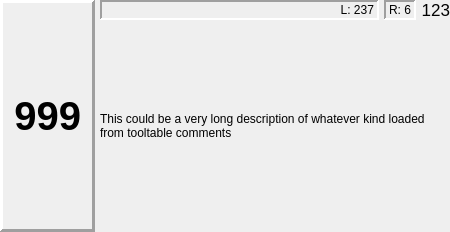
DjangoReinhard/FalconView, file src/UI/ToolInfo.ui: the form before one commit.
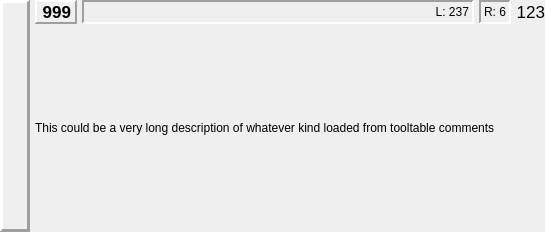
The form after the commit. Icons and pictures are not drawn.

Commit message: work on online help and added some tool properties

What changed in the file:
```diff
--- a/src/UI/ToolInfo.ui
+++ b/src/UI/ToolInfo.ui
@@ -6,7 +6,7 @@
    <rect>
     <x>0</x>
     <y>0</y>
-    <width>450</width>
+    <width>545</width>
     <height>232</height>
    </rect>
   </property>
@@ -29,7 +29,53 @@
    <property name="spacing">
     <number>5</number>
    </property>
-   <item row="0" column="1">
+   <item row="0" column="3" colspan="2">
+    <widget class="QLabel" name="toolRadius">
+     <property name="sizePolicy">
+      <sizepolicy hsizetype="MinimumExpanding" vsizetype="Minimum">
+       <horstretch>0</horstretch>
+       <verstretch>0</verstretch>
+      </sizepolicy>
+     </property>
+     <property name="frameShape">
+      <enum>QFrame::Panel</enum>
+     </property>
+     <property name="frameShadow">
+      <enum>QFrame::Sunken</enum>
+     </property>
+     <property name="lineWidth">
+      <number>2</number>
+     </property>
+     <property name="text">
+      <string notr="true">R: 6</string>
+     </property>
+     <property name="alignment">
+      <set>Qt::AlignRight|Qt::AlignTrailing|Qt::AlignVCenter</set>
+     </property>
+    </widget>
+   </item>
+   <item row="0" column="5">
+    <widget class="QLabel" name="nextToolNum">
+     <property name="sizePolicy">
+      <sizepolicy hsizetype="Minimum" vsizetype="Minimum">
+       <horstretch>0</horstretch>
+       <verstretch>0</verstretch>
+      </sizepolicy>
+     </property>
+     <property name="font">
+      <font>
+       <pointsize>13</pointsize>
+      </font>
+     </property>
+     <property name="text">
+      <string notr="true">123</string>
+     </property>
+     <property name="alignment">
+      <set>Qt::AlignRight|Qt::AlignTrailing|Qt::AlignVCenter</set>
+     </property>
+    </widget>
+   </item>
+   <item row="0" column="2">
     <widget class="QLabel" name="toolLen">
      <property name="sizePolicy">
       <sizepolicy hsizetype="MinimumExpanding" vsizetype="Minimum">
@@ -55,7 +101,7 @@
     </widget>
    </item>
    <item row="0" column="0" rowspan="3">
-    <widget class="QLabel" name="curToolNum">
+    <widget class="QLabel" name="toolPic">
      <property name="sizePolicy">
       <sizepolicy hsizetype="Minimum" vsizetype="Minimum">
        <horstretch>0</horstretch>
@@ -79,6 +125,41 @@
       <number>3</number>
      </property>
      <property name="text">
+      <string notr="true"/>
+     </property>
+     <property name="pixmap">
+      <pixmap resource="../../FalconView.qrc">:/res/Messerkopf01s.JPG</pixmap>
+     </property>
+     <property name="alignment">
+      <set>Qt::AlignRight|Qt::AlignTrailing|Qt::AlignVCenter</set>
+     </property>
+    </widget>
+   </item>
+   <item row="0" column="1">
+    <widget class="QLabel" name="curToolNum">
+     <property name="sizePolicy">
+      <sizepolicy hsizetype="Preferred" vsizetype="Minimum">
+       <horstretch>0</horstretch>
+       <verstretch>0</verstretch>
+      </sizepolicy>
+     </property>
+     <property name="font">
+      <font>
+       <pointsize>13</pointsize>
+       <weight>75</weight>
+       <bold>true</bold>
+      </font>
+     </property>
+     <property name="frameShape">
+      <enum>QFrame::Panel</enum>
+     </property>
+     <property name="frameShadow">
+      <enum>QFrame::Raised</enum>
+     </property>
+     <property name="lineWidth">
+      <number>2</number>
+     </property>
+     <property name="text">
       <string notr="true">999</string>
      </property>
      <property name="alignment">
@@ -86,53 +167,7 @@
      </property>
     </widget>
    </item>
-   <item row="0" column="4">
-    <widget class="QLabel" name="nextToolNum">
-     <property name="sizePolicy">
-      <sizepolicy hsizetype="Minimum" vsizetype="Minimum">
-       <horstretch>0</horstretch>
-       <verstretch>0</verstretch>
-      </sizepolicy>
-     </property>
-     <property name="font">
-      <font>
-       <pointsize>13</pointsize>
-      </font>
-     </property>
-     <property name="text">
-      <string notr="true">123</string>
-     </property>
-     <property name="alignment">
-      <set>Qt::AlignRight|Qt::AlignTrailing|Qt::AlignVCenter</set>
-     </property>
-    </widget>
-   </item>
-   <item row="0" column="2" colspan="2">
-    <widget class="QLabel" name="toolRadius">
-     <property name="sizePolicy">
-      <sizepolicy hsizetype="MinimumExpanding" vsizetype="Minimum">
-       <horstretch>0</horstretch>
-       <verstretch>0</verstretch>
-      </sizepolicy>
-     </property>
-     <property name="frameShape">
-      <enum>QFrame::Panel</enum>
-     </property>
-     <property name="frameShadow">
-      <enum>QFrame::Sunken</enum>
-     </property>
-     <property name="lineWidth">
-      <number>2</number>
-     </property>
-     <property name="text">
-      <string notr="true">R: 6</string>
-     </property>
-     <property name="alignment">
-      <set>Qt::AlignRight|Qt::AlignTrailing|Qt::AlignVCenter</set>
-     </property>
-    </widget>
-   </item>
-   <item row="1" column="1" colspan="4">
+   <item row="1" column="1" colspan="5">
     <widget class="QLabel" name="toolDesc">
      <property name="sizePolicy">
       <sizepolicy hsizetype="MinimumExpanding" vsizetype="MinimumExpanding">
```
Left out of the diff: 4 changed lines with no effect on the pictures. The commit also changes 42 other files.
